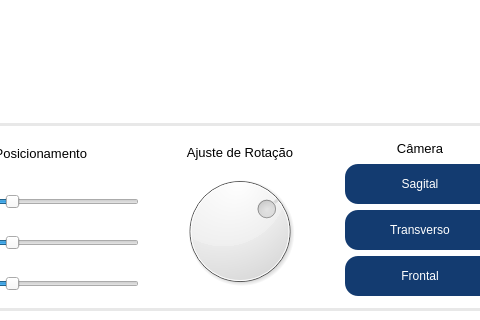
Before: the Qt Designer form main.ui in vhls7/insole-generator, drawn with Qt 5; both pictures show x 420 to 900 and y 482 to 802 of the 1200 by 802 pixel window.
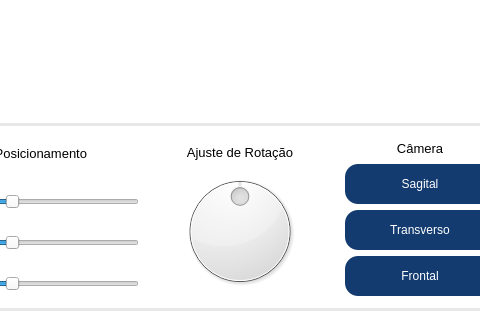
After: the same form once the commit is applied. Icons and pictures are not drawn.

Commit message: ajustes interface

Diff of the .ui file:
```diff
--- a/main.ui
+++ b/main.ui
@@ -719,7 +719,7 @@
                     <number>-180</number>
                    </property>
                    <property name="maximum">
-                    <number>90</number>
+                    <number>180</number>
                    </property>
                   </widget>
                  </item>
```
The commit also changes 3 other files.
